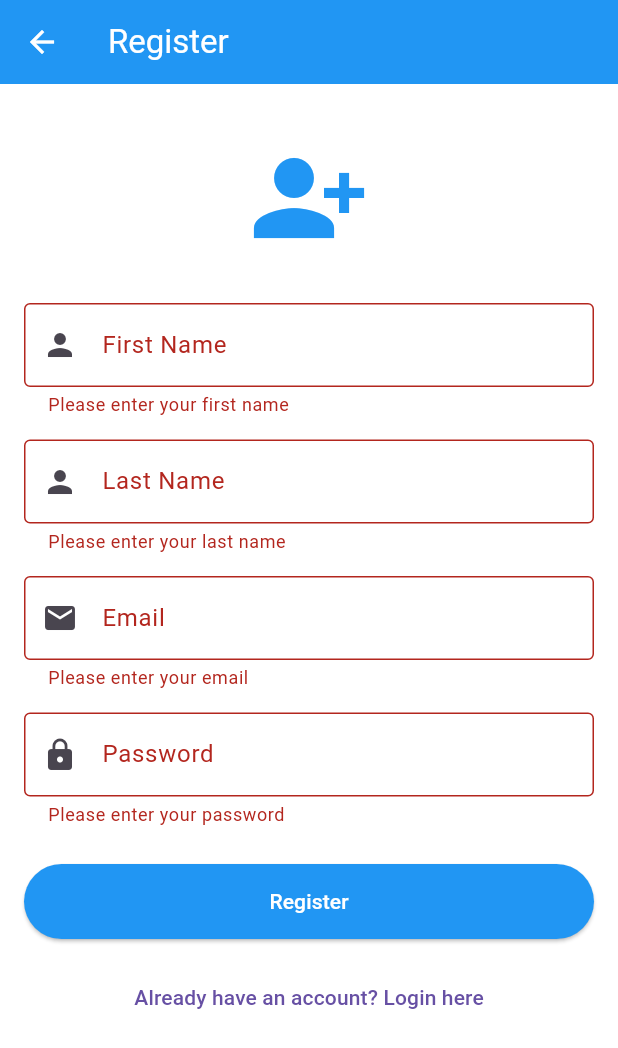
After one commit to vk1hub/Message-Board-Application, a Flutter app: the RegisterPage screen opened directly, after a tap on "Register", on a phone screen of 412 x 824 dp. The commit adds this screen. Shown: the top 1048 px of the screen. Run offline on Flutter 3.47's test engine with Material 3 defaults, Android fonts, the phone set to English and light mode, and no system bars; our stand-ins replace cloud_firestore, firebase_auth, firebase_core; accounts and stored records are empty.

Commit message:
Registration screen added

```diff
--- a/lib/login_page.dart
+++ b/lib/login_page.dart
@@ -1,5 +1,6 @@
 import 'package:flutter/material.dart';
 import 'package:firebase_auth/firebase_auth.dart';
+import 'register_page.dart';
 
 class LoginPage extends StatefulWidget {
   @override
@@ -104,6 +105,16 @@ class LoginPageState extends State<LoginPage> {
                         minimumSize: Size(double.infinity, 50),
                       ),
                     ),
+              SizedBox(height: 15),
+              TextButton(
+                onPressed: () {
+                  Navigator.push(
+                    context,
+                    MaterialPageRoute(builder: (context) => RegisterPage()),
+                  );
+                },
+                child: Text('Don\'t have an account? Register here'),
+              ),
             ],
           ),
         ),
--- /dev/null
+++ b/lib/register_page.dart
@@ -0,0 +1,169 @@
+import 'package:flutter/material.dart';
+import 'package:firebase_auth/firebase_auth.dart';
+import 'package:cloud_firestore/cloud_firestore.dart';
+import 'login_page.dart';
+
+class RegisterPage extends StatefulWidget {
+  @override
+  RegisterPageState createState() => RegisterPageState();
+}
+
+class RegisterPageState extends State<RegisterPage> {
+  final formKey = GlobalKey<FormState>();
+  final emailController = TextEditingController();
+  final passwordController = TextEditingController();
+  final firstNameController = TextEditingController();
+  final lastNameController = TextEditingController();
+
+  final FirebaseAuth auth = FirebaseAuth.instance;
+  final FirebaseFirestore firestore = FirebaseFirestore.instance;
+
+  bool loadingCircle = false;
+
+  void register() async {
+    if (formKey.currentState!.validate()) {
+      setState(() {
+        loadingCircle = true;
+      });
+
+      try {
+        UserCredential userCredential = await auth
+            .createUserWithEmailAndPassword(
+              email: emailController.text,
+              password: passwordController.text,
+            );
+
+        await firestore.collection('users').doc(userCredential.user!.uid).set({
+          'userId': userCredential.user!.uid,
+          'firstName': firstNameController.text,
+          'lastName': lastNameController.text,
+          'email': emailController.text,
+          'registrationDateTime': DateTime.now(),
+        });
+
+        ScaffoldMessenger.of(
+          context,
+        ).showSnackBar(SnackBar(content: Text('Registration successful!')));
+
+        Navigator.pushReplacement(
+          context,
+          MaterialPageRoute(builder: (context) => LoginPage()),
+        );
+      } catch (e) {
+        ScaffoldMessenger.of(context).showSnackBar(
+          SnackBar(content: Text('Registration failed: ${e.toString()}')),
+        );
+      }
+
+      setState(() {
+        loadingCircle = false;
+      });
+    }
+  }
+
+  @override
+  Widget build(BuildContext context) {
+    return Scaffold(
+      appBar: AppBar(title: Text('Register')),
+      body: SingleChildScrollView(
+        padding: EdgeInsets.all(16.0),
+        child: Form(
+          key: formKey,
+          child: Column(
+            children: [
+              SizedBox(height: 20),
+              Icon(Icons.person_add_alt_1, size: 80, color: Colors.blue),
+              SizedBox(height: 30),
+              TextFormField(
+                controller: firstNameController,
+                decoration: InputDecoration(
+                  labelText: 'First Name',
+                  border: OutlineInputBorder(),
+                  prefixIcon: Icon(Icons.person),
+                ),
+                validator: (value) {
+                  if (value == null || value.isEmpty) {
+                    return 'Please enter your first name';
+                  }
+                  return null;
+                },
+              ),
+              SizedBox(height: 15),
+              TextFormField(
+                controller: lastNameController,
+                decoration: InputDecoration(
+                  labelText: 'Last Name',
+                  border: OutlineInputBorder(),
+                  prefixIcon: Icon(Icons.person),
+                ),
+                validator: (value) {
+                  if (value == null || value.isEmpty) {
+                    return 'Please enter your last name';
+                  }
+                  return null;
+                },
+              ),
+              SizedBox(height: 15),
+              TextFormField(
+                controller: emailController,
+                decoration: InputDecoration(
+                  labelText: 'Email',
+                  border: OutlineInputBorder(),
+                  prefixIcon: Icon(Icons.email),
+                ),
+                validator: (value) {
+                  if (value == null || value.isEmpty) {
+                    return 'Please enter your email';
+                  }
+                  if (!value.contains('@')) {
+                    return 'Please enter a valid email';
+                  }
+                  return null;
+                },
+              ),
+              SizedBox(height: 15),
+              TextFormField(
+                controller: passwordController,
+                obscureText: true,
+                decoration: InputDecoration(
+                  labelText: 'Password',
+                  border: OutlineInputBorder(),
+                  prefixIcon: Icon(Icons.lock),
+                ),
+                validator: (value) {
+                  if (value == null || value.isEmpty) {
+                    return 'Please enter your password';
+                  }
+                  if (value.length < 6) {
+                    return 'Password must be at least 6 characters';
+                  }
+                  return null;
+                },
+              ),
+              SizedBox(height: 25),
+              loadingCircle
+                  ? CircularProgressIndicator()
+                  : ElevatedButton(
+                      onPressed: register,
+                      child: Text('Register'),
+                      style: ElevatedButton.styleFrom(
+                        minimumSize: Size(double.infinity, 50),
+                      ),
+                    ),
+              SizedBox(height: 15),
+              TextButton(
+                onPressed: () {
+                  Navigator.pushReplacement(
+                    context,
+                    MaterialPageRoute(builder: (context) => LoginPage()),
+                  );
+                },
+                child: Text('Already have an account? Login here'),
+              ),
+            ],
+          ),
+        ),
+      ),
+    );
+  }
+}
```
